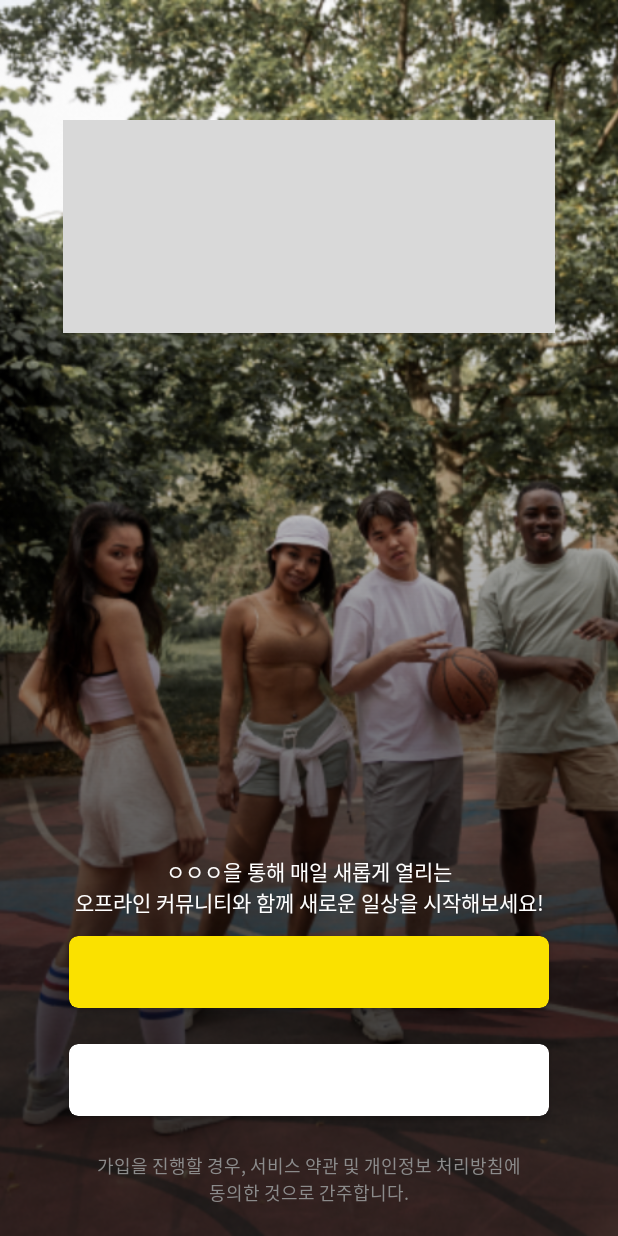
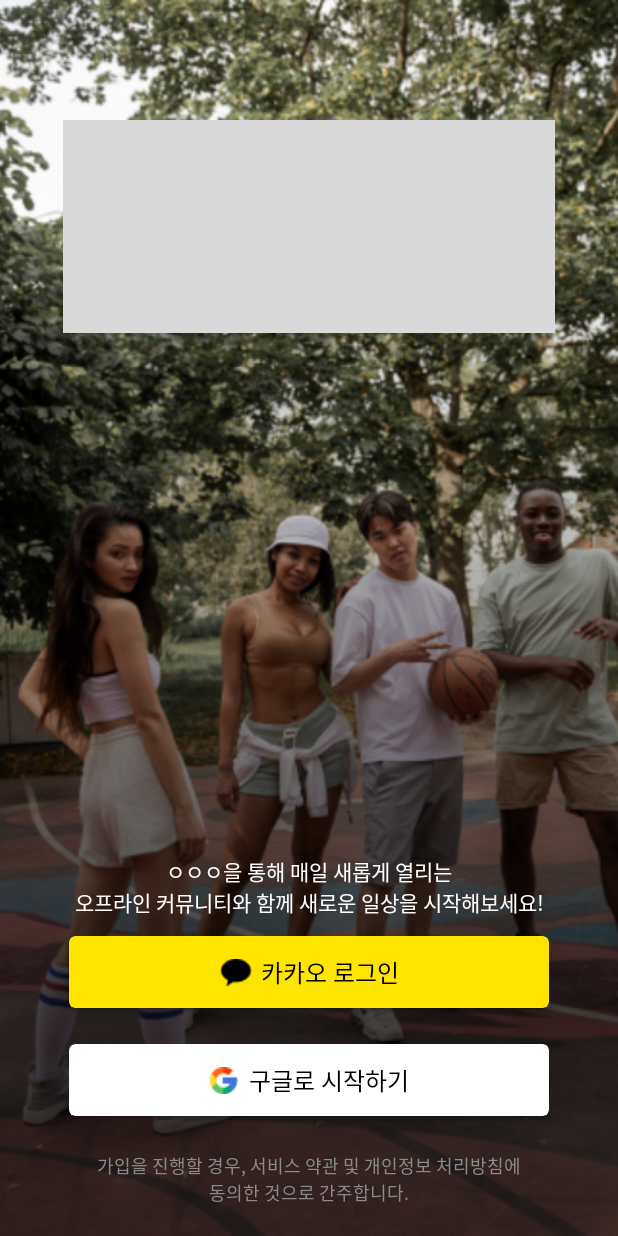
Before and after one commit to N-X-Pickit/STITCH-android, an Android app: the MainActivity screen opened directly, with no data from a screen before it, on a phone screen of 412 x 824 dp. Run offline under Robolectric (Android 15) with nearby library versions, the phone set to English and light mode, and no system bars; our stand-ins replace data binding.

Commit message:
#5 : 구글 로그인 버튼 ui 작업, 카카오 로그인 버튼 ui 작업, 로그인화면 StatusBar Color 투명화 작업, 로그인화면 StatusBar Icon 밝은색 설정

```diff
--- a/app/src/main/res/layout/activity_login.xml
+++ b/app/src/main/res/layout/activity_login.xml
@@ -24,8 +24,10 @@
             android:background="@drawable/login_background_gradient"
             app:layout_constraintBottom_toBottomOf="parent"
             app:layout_constraintEnd_toEndOf="parent"
+            app:layout_constraintHorizontal_bias="0.0"
             app:layout_constraintStart_toStartOf="parent"
-            app:layout_constraintTop_toTopOf="parent" />
+            app:layout_constraintTop_toTopOf="parent"
+            app:layout_constraintVertical_bias="0.0" />
 
         <ImageView
             android:id="@+id/iv_login_top"
@@ -44,7 +46,7 @@
             android:layout_marginHorizontal="16dp"
             android:layout_marginBottom="20dp"
             android:bufferType="spannable"
-            android:text="@string/loginPrivacyAgree"
+            android:text="@string/login_privacy_agree"
             android:textAlignment="center"
             android:textAppearance="@style/Caption"
             android:textColor="@color/gray_09"
@@ -58,10 +60,39 @@
             android:layout_height="48dp"
             android:layout_marginBottom="24dp"
             android:background="@color/white"
-            app:cardCornerRadius="6dp"
+            app:cardCornerRadius="4dp"
             app:layout_constraintBottom_toTopOf="@id/tv_privacy_agree"
             app:layout_constraintEnd_toEndOf="parent"
-            app:layout_constraintStart_toStartOf="parent" />
+            app:layout_constraintStart_toStartOf="parent">
+            <androidx.constraintlayout.widget.ConstraintLayout
+                android:layout_width="match_parent"
+                android:layout_height="match_parent">
+
+                <ImageView
+                    android:id="@+id/iv_logo_google"
+                    android:layout_width="wrap_content"
+                    android:layout_height="wrap_content"
+                    app:layout_constraintStart_toStartOf="parent"
+                    app:layout_constraintTop_toTopOf="parent"
+                    app:layout_constraintBottom_toBottomOf="parent"
+                    app:layout_constraintEnd_toStartOf="@id/tv_google_login"
+                    app:layout_constraintHorizontal_chainStyle="packed"
+                    android:src="@drawable/logo_google_login"
+                    android:layout_marginEnd="7dp"/>
+
+                <TextView
+                    android:id="@+id/tv_google_login"
+                    android:layout_width="wrap_content"
+                    android:layout_height="wrap_content"
+                    android:textAppearance="@style/Body_1"
+                    android:textSize="16sp"
+                    app:layout_constraintTop_toTopOf="parent"
+                    app:layout_constraintBottom_toBottomOf="parent"
+                    app:layout_constraintStart_toEndOf="@id/iv_logo_google"
+                    app:layout_constraintEnd_toEndOf="parent"
+                    android:text="@string/login_google_text" />
+            </androidx.constraintlayout.widget.ConstraintLayout>
+        </androidx.cardview.widget.CardView>
 
         <androidx.cardview.widget.CardView
             android:id="@+id/btn_kakao_login"
@@ -69,11 +100,41 @@
             android:layout_height="48dp"
             android:layout_marginBottom="24dp"
             android:background="@color/white"
-            android:backgroundTint="#FAE100"
-            app:cardCornerRadius="6dp"
+            android:backgroundTint="#FEE500"
+            app:cardCornerRadius="4dp"
             app:layout_constraintBottom_toTopOf="@id/btn_google_login"
             app:layout_constraintEnd_toEndOf="parent"
-            app:layout_constraintStart_toStartOf="parent" />
+            app:layout_constraintStart_toStartOf="parent">
+
+            <androidx.constraintlayout.widget.ConstraintLayout
+                android:layout_width="match_parent"
+                android:layout_height="match_parent">
+
+                <ImageView
+                    android:id="@+id/iv_logo_kakao"
+                    android:layout_width="wrap_content"
+                    android:layout_height="wrap_content"
+                    app:layout_constraintStart_toStartOf="parent"
+                    app:layout_constraintTop_toTopOf="parent"
+                    app:layout_constraintBottom_toBottomOf="parent"
+                    app:layout_constraintEnd_toStartOf="@id/tv_kakao_login"
+                    app:layout_constraintHorizontal_chainStyle="packed"
+                    android:src="@drawable/logo_kakao_login"
+                    android:layout_marginEnd="6dp"/>
+
+                <TextView
+                    android:id="@+id/tv_kakao_login"
+                    android:layout_width="wrap_content"
+                    android:layout_height="wrap_content"
+                    android:textAppearance="@style/Body_1"
+                    android:textSize="16sp"
+                    app:layout_constraintTop_toTopOf="parent"
+                    app:layout_constraintBottom_toBottomOf="parent"
+                    app:layout_constraintStart_toEndOf="@id/iv_logo_kakao"
+                    app:layout_constraintEnd_toEndOf="parent"
+                    android:text="@string/login_kakao_text" />
+            </androidx.constraintlayout.widget.ConstraintLayout>
+        </androidx.cardview.widget.CardView>
 
         <TextView
             android:layout_width="0dp"
--- a/app/src/main/res/values/strings.xml
+++ b/app/src/main/res/values/strings.xml
@@ -1,5 +1,10 @@
 <resources>
     <string name="app_name">STITCH</string>
-    <string name="loginPrivacyAgree">가입을 진행할 경우, 서비스 약관 및 개인정보 처리방침에\n동의한 것으로 간주합니다.</string>
+    <string name="login_privacy_agree">가입을 진행할 경우, 서비스 약관 및 개인정보 처리방침에\n동의한 것으로 간주합니다.</string>
     <string name="login_guide">ㅇㅇㅇ을 통해 매일 새롭게 열리는\n오프라인 커뮤니티와 함께 새로운 일상을 시작해보세요!</string>
+    <string name="login_kakao_text">카카오 로그인</string>
+    <string name="login_google_text">구글로 시작하기</string>
+    <string name="descriptor_back_button">뒤로가기 버튼</string>
+    <string name="signup_frag1_top">안녕하세요!\n닉네임을 알려주세요</string>
+    <string name="signup_frag2_top">나를 잘 나타내는\n프로필 사진을 등록해 주세요</string>
 </resources>
```
Also changed, not shown: app/src/main/java/com/example/stitch/ui/LoginActivity.kt (+26 -2 lines), app/src/main/res/drawable/button_round.xml (added, +17 -0 lines), app/src/main/res/drawable/kakao_login_large_narrow.png (added), app/src/main/res/drawable/logo_google_login.png (added), app/src/main/res/drawable/logo_kakao_login.png (added).
